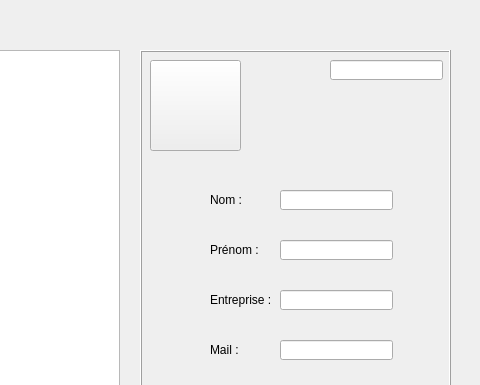
This is CDAA-R/IHM/mainwindow.ui in samlach2222/ProjetCDAA-R as Qt 5 draws it before an edit; both pictures show x 160 to 640 and y 0 to 385 of the 800 by 600 pixel window. The edited form follows.
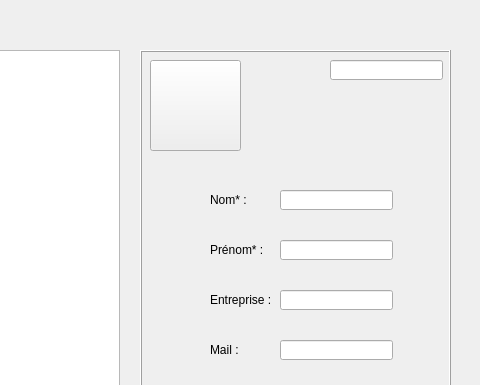
This is the edited form.

Commit message: Ajout des champs obligatoires

What changed in the file:
```diff
--- a/CDAA-R/IHM/mainwindow.ui
+++ b/CDAA-R/IHM/mainwindow.ui
@@ -142,7 +142,7 @@
       </rect>
      </property>
      <property name="text">
-      <string>Nom :</string>
+      <string>Nom* :</string>
      </property>
     </widget>
     <widget class="QLineEdit" name="editNom">
@@ -178,7 +178,7 @@
       </rect>
      </property>
      <property name="text">
-      <string>Prénom :</string>
+      <string>Prénom* :</string>
      </property>
     </widget>
     <widget class="QLineEdit" name="editEntreprise">
```
Left out of the diff: 2 changed lines with no effect on the pictures. The commit also changes 1 other file.
